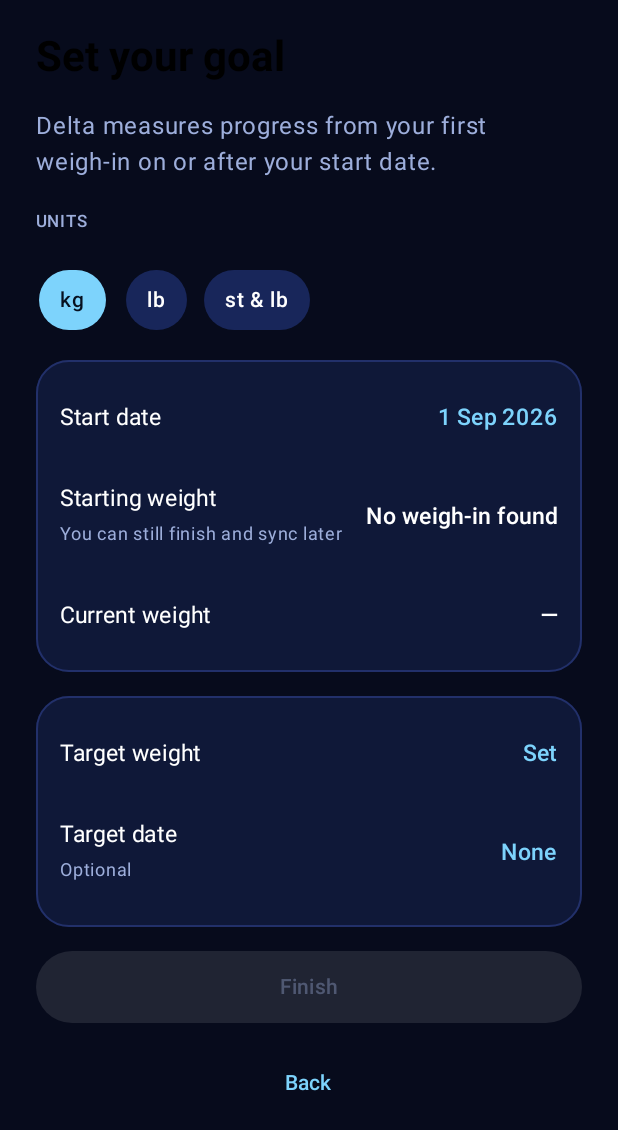
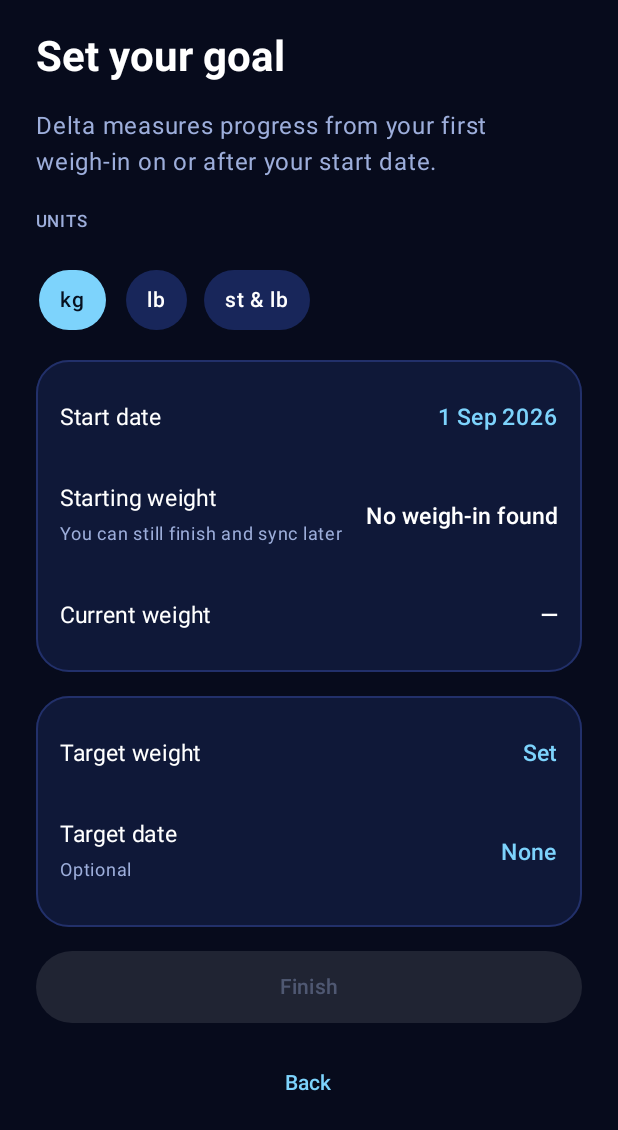
Before and after one commit to EbziBOI/Delta---Weight-Tracking-Made-easy, an Android app built with Jetpack Compose: the screen it shows after launch (MainActivity), after a tap on "Skip for now", on a phone screen of 412 x 824 dp. Shown: the top 1130 px of the screen. Run offline under Robolectric (Android 15) with nearby library versions, the phone set to English and light mode, and no system bars; libraries missing offline, so code that uses them is left out: androidx.health.connect; 12 statements that could not run were skipped; 1 other tap on this screen came first.

Commit message:
Fix black headings in set-up and name the Log weight button
Found by running the app on an emulator. The set-up screens had no
surface behind them, so their headings fell back to black text on a
dark background. The Log weight button had no accessible name, because
an extended floating button takes its name from its icon.

Theme and unit choices now wrap onto a second line instead of
scrolling sideways, so every option is visible.

Co-Authored-By: Claude Fable 5.2 <noreply@anthropic.com>
Claude-Session: https://claude.ai/code/session_01P9msDVqey7XjzPyiGxuU5n

```diff
--- a/app/build.gradle.kts
+++ b/app/build.gradle.kts
@@ -70,6 +70,7 @@ kotlin {
         // The date picker and a few other Material 3 pieces are still marked experimental.
         optIn.add("androidx.compose.material3.ExperimentalMaterial3Api")
         optIn.add("androidx.compose.foundation.ExperimentalFoundationApi")
+        optIn.add("androidx.compose.foundation.layout.ExperimentalLayoutApi")
     }
 }
 
--- a/app/src/main/java/io/github/ebziboi/delta/ui/Components.kt
+++ b/app/src/main/java/io/github/ebziboi/delta/ui/Components.kt
@@ -6,14 +6,13 @@ import androidx.compose.animation.core.tween
 import androidx.compose.foundation.BorderStroke
 import androidx.compose.foundation.Canvas
 import androidx.compose.foundation.clickable
-import androidx.compose.foundation.horizontalScroll
 import androidx.compose.foundation.layout.Arrangement
 import androidx.compose.foundation.layout.Column
 import androidx.compose.foundation.layout.ColumnScope
+import androidx.compose.foundation.layout.FlowRow
 import androidx.compose.foundation.layout.Row
 import androidx.compose.foundation.layout.fillMaxWidth
 import androidx.compose.foundation.layout.padding
-import androidx.compose.foundation.rememberScrollState
 import androidx.compose.foundation.shape.RoundedCornerShape
 import androidx.compose.material3.MaterialTheme
 import androidx.compose.material3.Surface
@@ -166,7 +165,7 @@ fun TrendChartView(
     }
 }
 
-/** A row of pills where exactly one is selected. Scrolls sideways if it runs out of room. */
+/** A row of pills where exactly one is selected. Wraps onto another line if it runs out of room. */
 @Composable
 fun <T> ChoiceRow(
     options: List<T>,
@@ -176,9 +175,10 @@ fun <T> ChoiceRow(
     modifier: Modifier = Modifier,
 ) {
     val colors = LocalDeltaColors.current
-    Row(
-        modifier = modifier.horizontalScroll(rememberScrollState()),
+    FlowRow(
+        modifier = modifier,
         horizontalArrangement = Arrangement.spacedBy(8.dp),
+        verticalArrangement = Arrangement.spacedBy(8.dp),
     ) {
         for (option in options) {
             val isSelected = option == selected
--- a/app/src/main/java/io/github/ebziboi/delta/ui/DeltaRoot.kt
+++ b/app/src/main/java/io/github/ebziboi/delta/ui/DeltaRoot.kt
@@ -5,8 +5,6 @@ import androidx.activity.SystemBarStyle
 import androidx.activity.compose.rememberLauncherForActivityResult
 import androidx.activity.enableEdgeToEdge
 import androidx.compose.foundation.Canvas
-import androidx.compose.foundation.background
-import androidx.compose.foundation.layout.Box
 import androidx.compose.foundation.layout.fillMaxSize
 import androidx.compose.foundation.layout.size
 import androidx.compose.material.icons.Icons
@@ -22,6 +20,7 @@ import androidx.compose.material3.NavigationBarItemDefaults
 import androidx.compose.material3.Scaffold
 import androidx.compose.material3.SnackbarHost
 import androidx.compose.material3.SnackbarHostState
+import androidx.compose.material3.Surface
 import androidx.compose.material3.Text
 import androidx.compose.runtime.Composable
 import androidx.compose.runtime.LaunchedEffect
@@ -78,10 +77,11 @@ fun DeltaRoot(vm: AppViewModel = viewModel()) {
         LifecycleEventEffect(Lifecycle.Event.ON_RESUME) { vm.refresh() }
         LaunchedEffect(Unit) { vm.messages.collect { snackbar.showSnackbar(it) } }
 
-        Box(
-            modifier = Modifier
-                .fillMaxSize()
-                .background(Color(colors.bg)),
+        // The surface sets the text colour for everything inside it; without it text defaults to black.
+        Surface(
+            modifier = Modifier.fillMaxSize(),
+            color = Color(colors.bg),
+            contentColor = Color(colors.text),
         ) {
             if (settings.onboardingDone) {
                 MainScreen(vm, settings, health, snackbar, requestAccess)
@@ -145,7 +145,8 @@ private fun MainScreen(
                         // Logging writes to Health Connect, so ask for access first if it is missing.
                         if (health?.canWrite == true) logging = true else requestAccess()
                     },
-                    icon = { Icon(Icons.Filled.Add, contentDescription = null) },
+                    // Screen readers take the button's name from the icon, not from the text beside it.
+                    icon = { Icon(Icons.Filled.Add, contentDescription = "Log weight") },
                     text = { Text("Log weight") },
                     containerColor = Color(colors.accent),
                     contentColor = Color(colors.onAccent),
```
Also changed, not shown: 1 other file.
